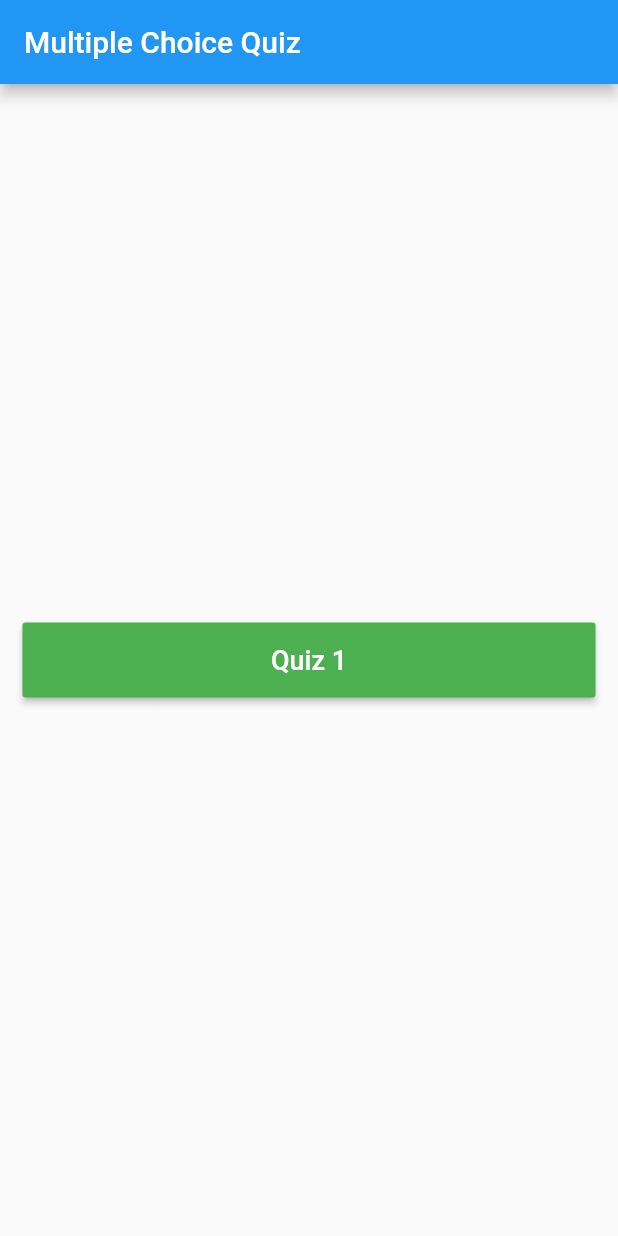
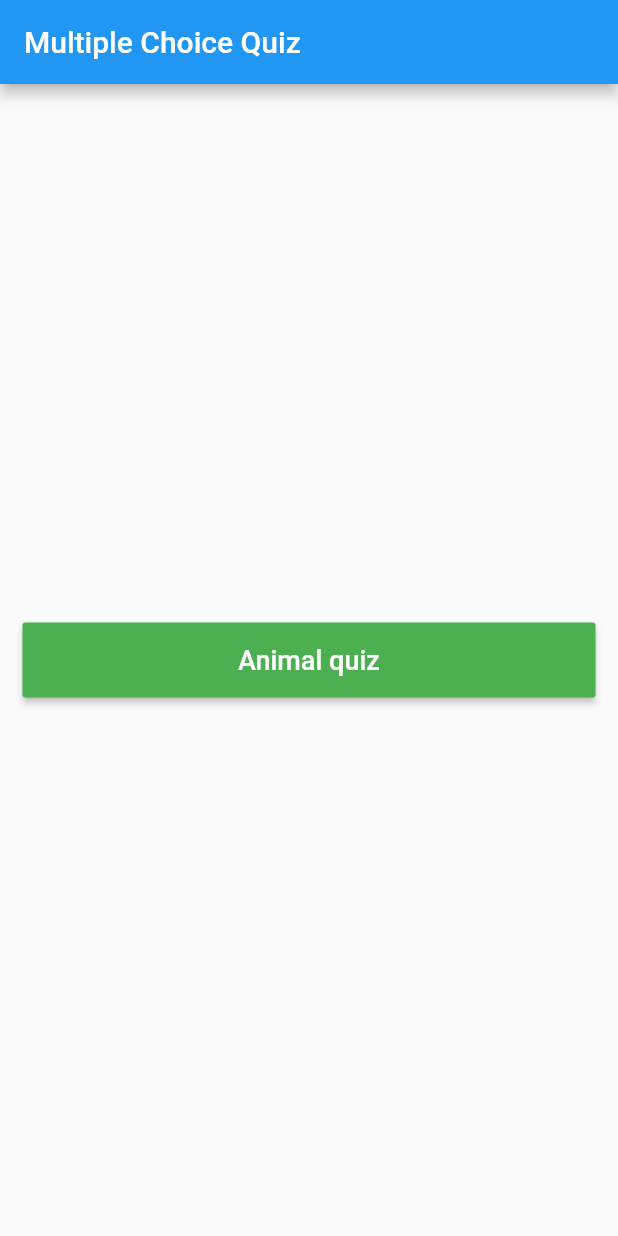
Before and after one commit to TaaviMeinberg/FlutterQuiz, a Flutter app: the screen it shows after launch, on a phone screen of 412 x 824 dp. Run offline on Flutter 3.47's test engine with Material 2 defaults, Android fonts, the phone set to English and light mode, and no system bars.

Commit message:
Quality of life changes (finally figured out how to center end screen)

```diff
--- a/lib/main.dart
+++ b/lib/main.dart
@@ -38,7 +38,7 @@ class AnimalQuizState extends State<AnimalQuiz>{
              height: 50.0,
                color: Colors.green,
                onPressed: startQuiz,
-               child: new Text("Quiz 1",
+               child: new Text("Animal quiz",
                  style: new TextStyle(
                      fontSize: 18.0,
                      color: Colors.white
--- a/lib/quiz1.dart
+++ b/lib/quiz1.dart
@@ -250,25 +250,27 @@ class Summary extends StatelessWidget{
       child: Scaffold(
 
         body: new Container(
+          alignment: Alignment.center,
           child: new Column(
             mainAxisAlignment: MainAxisAlignment.center,
             children: <Widget>[
-
               new Text("Final Score: $score",
                 style: new TextStyle(
-                    fontSize: 35.0
+                    fontSize: 35.0,
                 ),),
 
               new Padding(padding: EdgeInsets.all(30.0)),
 
               new MaterialButton(
                 color: Colors.red,
+
                 onPressed: (){
                   questionNumber = 0;
                   finalScore = 0;
                   Navigator.pop(context);
                 },
                 child: new Text("Reset Quiz",
+
                   style: new TextStyle(
                       fontSize: 20.0,
                       color: Colors.white
```
Also changed, not shown: 1 other file.
